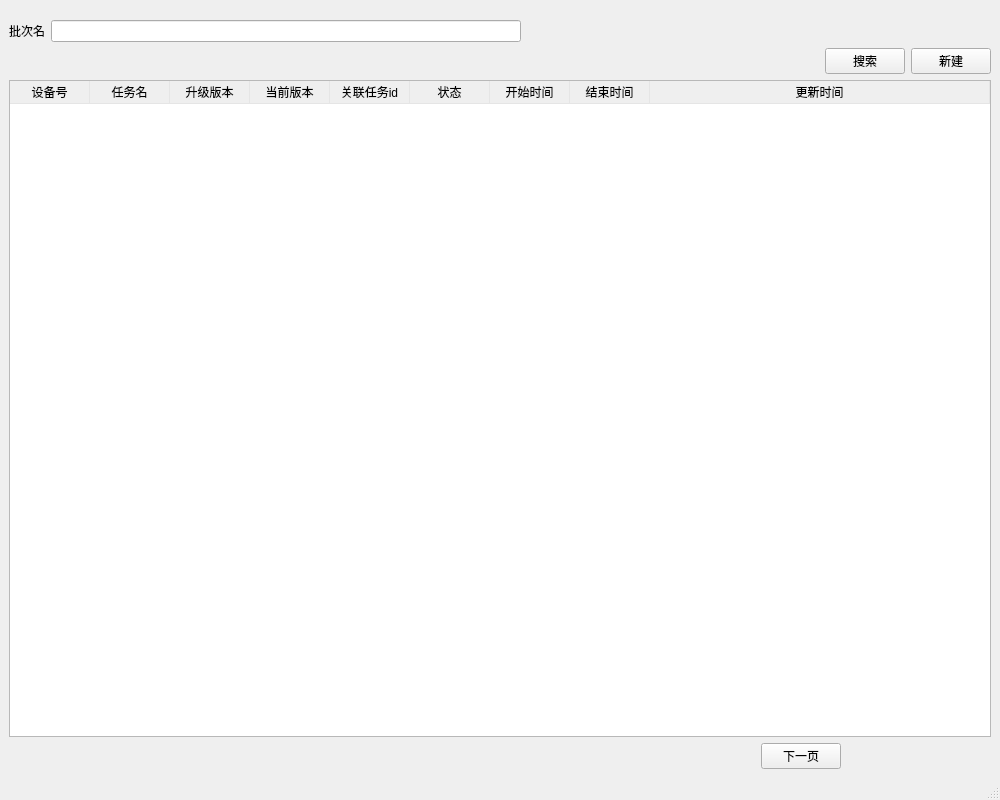
liangfutang/py-modules, file qt/functions/presure/home.ui: the form before one commit.
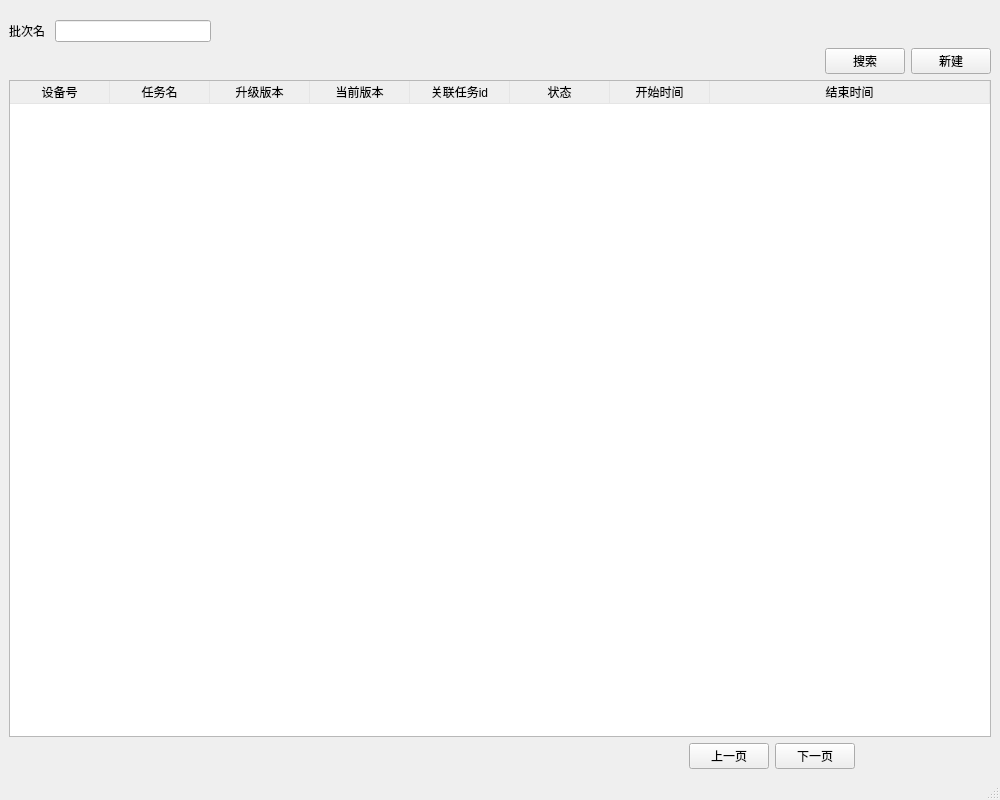
The form after the commit.

Commit message: 1. 优化主页

```diff
--- a/qt/functions/presure/home.ui
+++ b/qt/functions/presure/home.ui
@@ -19,9 +19,21 @@
      <number>20</number>
     </property>
     <item>
-     <layout class="QHBoxLayout" name="horizontalLayout">
+     <layout class="QHBoxLayout" name="horizontalLayout" stretch="1,2,10">
       <item>
        <widget class="QLabel" name="label">
+        <property name="minimumSize">
+         <size>
+          <width>40</width>
+          <height>0</height>
+         </size>
+        </property>
+        <property name="maximumSize">
+         <size>
+          <width>40</width>
+          <height>16777215</height>
+         </size>
+        </property>
         <property name="text">
          <string>批次名</string>
         </property>
@@ -87,10 +99,10 @@
 }</string>
       </property>
       <attribute name="horizontalHeaderMinimumSectionSize">
-       <number>80</number>
+       <number>100</number>
       </attribute>
       <attribute name="horizontalHeaderDefaultSectionSize">
-       <number>80</number>
+       <number>100</number>
       </attribute>
       <attribute name="horizontalHeaderStretchLastSection">
        <bool>true</bool>
@@ -144,15 +156,10 @@
         <string>结束时间</string>
        </property>
       </column>
-      <column>
-       <property name="text">
-        <string>更新时间</string>
-       </property>
-      </column>
      </widget>
     </item>
     <item>
-     <layout class="QHBoxLayout" name="horizontalLayout_3" stretch="5,0,1">
+     <layout class="QHBoxLayout" name="horizontalLayout_3" stretch="5,0,0,1">
       <item>
        <spacer name="horizontalSpacer_4">
         <property name="orientation">
@@ -166,6 +173,13 @@
         </property>
        </spacer>
       </item>
+      <item>
+       <widget class="QPushButton" name="lastPage">
+        <property name="text">
+         <string>上一页</string>
+        </property>
+       </widget>
+      </item>
       <item>
        <widget class="QPushButton" name="nextPage">
         <property name="text">
```
The commit also changes 1 other file.
